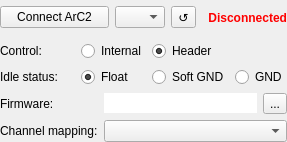
Qt form uis/arc2connection.ui (arc-instruments/arc2control) before a commit.
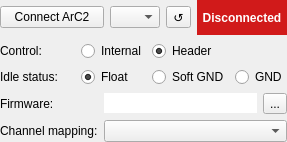
The same form after that commit.

Commit message: Provide better visual cues on connect/disconnect

```diff
--- a/uis/arc2connection.ui
+++ b/uis/arc2connection.ui
@@ -74,18 +74,18 @@
        </property>
        <property name="minimumSize">
         <size>
-         <width>85</width>
+         <width>90</width>
          <height>0</height>
         </size>
        </property>
        <property name="styleSheet">
-        <string notr="true">QLabel { color: red; font-weight: bold; }</string>
+        <string notr="true">QLabel { color: white; background-color: #D11A1A; font-weight: bold; }</string>
        </property>
        <property name="text">
         <string>Disconnected</string>
        </property>
        <property name="alignment">
-        <set>Qt::AlignRight|Qt::AlignTrailing|Qt::AlignVCenter</set>
+        <set>Qt::AlignCenter</set>
        </property>
       </widget>
      </item>
```
Left out of the diff: 2 changed lines with no effect on the pictures. The commit also changes 1 other file.
